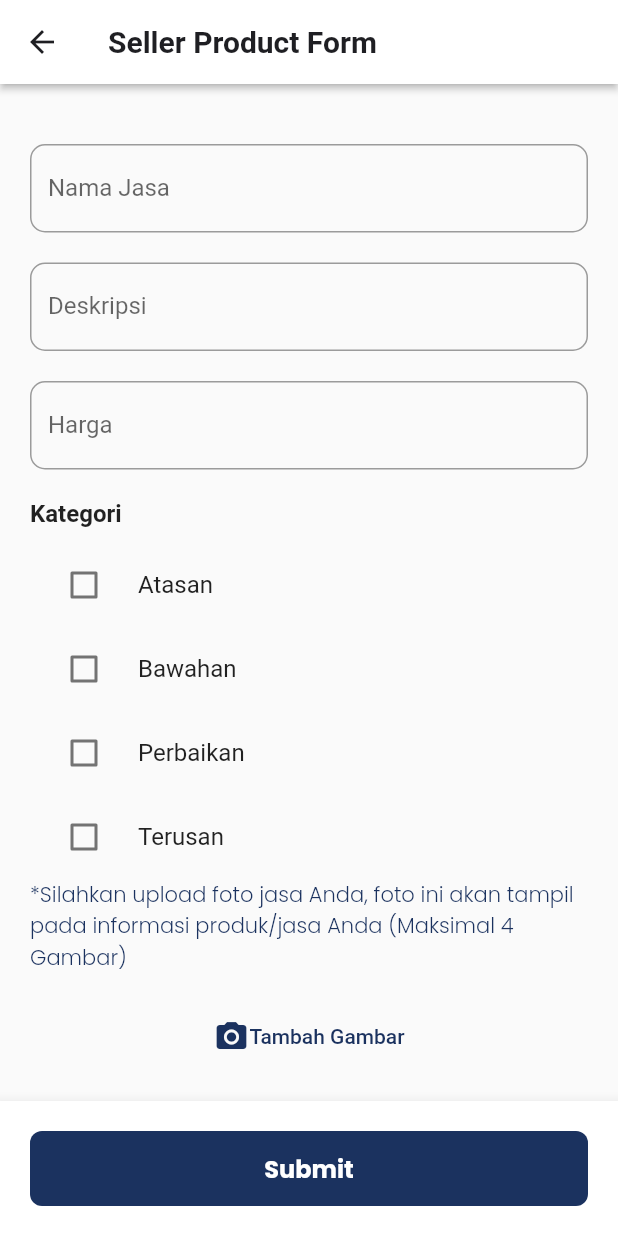
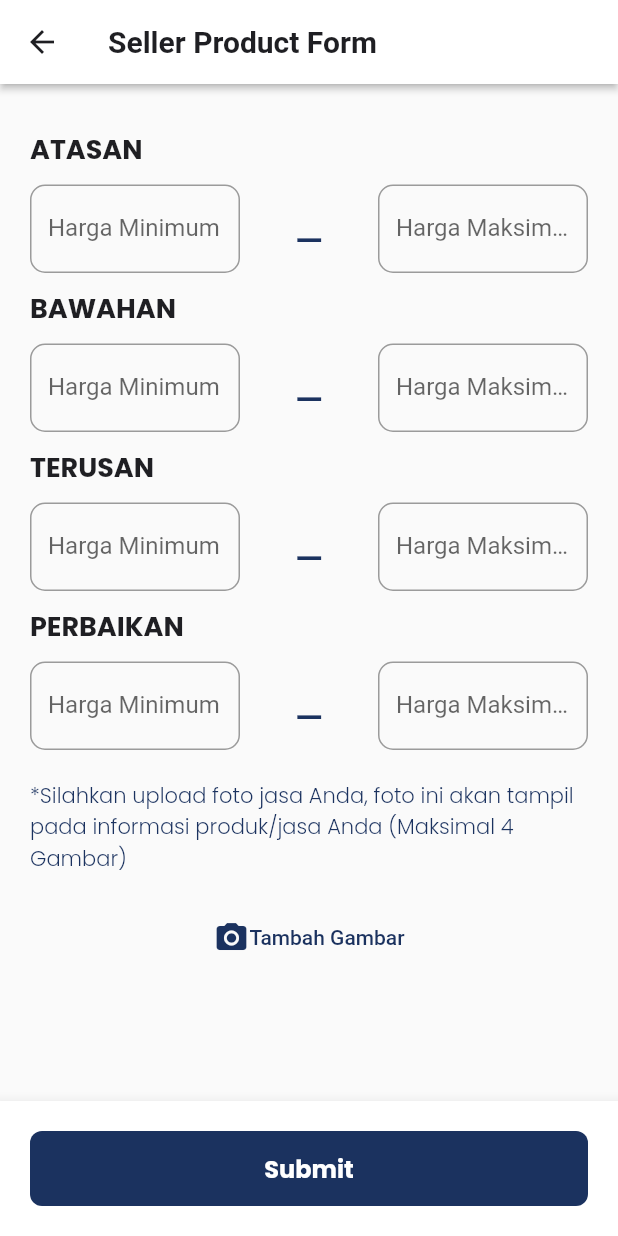
Before and after one commit to notsatria/jaheet, a Flutter app: the AddProductScreen screen opened by its route, on a phone screen of 412 x 824 dp. Run offline on Flutter 3.47's test engine with Material 2 defaults, Android fonts, the phone set to English and light mode, and no system bars; our stand-ins replace animated_bottom_navigation_bar, cloud_firestore, firebase_auth, firebase_core, firebase_storage, flutter_svg and 8 more; accounts and stored records are empty.

```diff
--- a/lib/screens/seller/products/add_product_screen.dart
+++ b/lib/screens/seller/products/add_product_screen.dart
@@ -1,5 +1,8 @@
 import 'dart:io';
 
+import 'package:cloud_firestore/cloud_firestore.dart';
+import 'package:firebase_auth/firebase_auth.dart';
+import 'package:firebase_storage/firebase_storage.dart';
 import 'package:flutter/material.dart';
 import 'package:image_picker/image_picker.dart';
 import 'package:jahitin/screens/seller/seller_main_screen.dart';
@@ -15,15 +18,91 @@ class AddProductScreen extends StatefulWidget {
 }
 
 class _AddProductScreenState extends State<AddProductScreen> {
+  FirebaseAuth auth = FirebaseAuth.instance;
   final ImagePicker picker = ImagePicker();
   List<XFile>? images = [];
-  List<String> selectedCategories = [];
-  static const List<String> categoryOptions = [
-    'Atasan',
-    'Bawahan',
-    'Perbaikan',
-    'Terusan',
-  ];
+
+  TextEditingController atasanMinPriceController = TextEditingController();
+  TextEditingController atasanMaxPriceController = TextEditingController();
+  TextEditingController bawahanMinPriceController = TextEditingController();
+  TextEditingController bawahanMaxPriceController = TextEditingController();
+  TextEditingController terusanMinPriceController = TextEditingController();
+  TextEditingController terusanMaxPriceController = TextEditingController();
+  TextEditingController perbaikanMinPriceController = TextEditingController();
+  TextEditingController perbaikanMaxPriceController = TextEditingController();
+
+  CollectionReference users = FirebaseFirestore.instance.collection('users');
+  CollectionReference seller = FirebaseFirestore.instance.collection('seller');
+
+  Future<String?> uploadImageToFirebase(File imageFile) async {
+    try {
+      final uid = auth.currentUser!.uid;
+      final sellerId =
+          await users.doc(uid).get().then((value) => value.get('sellerId'));
+
+      final fileName =
+          'seller_${sellerId}_gallery/${DateTime.now().millisecondsSinceEpoch}.png';
+
+      final storageRef = FirebaseStorage.instance.ref().child(fileName);
+      final uploadTask = storageRef.putFile(imageFile);
+
+      final TaskSnapshot snapshot = await uploadTask;
+
+      if (snapshot.state == TaskState.success) {
+        final downloadUrl = await snapshot.ref.getDownloadURL();
+        return downloadUrl;
+      }
+    } catch (e) {
+      print('Error uploading image to Firebase Storage: $e');
+    }
+    return null;
+  }
+
+  Future<void> uploadImagesAndAddToFirestore(
+      String title, String minPrice, String maxPrice) async {
+    final uid = auth.currentUser!.uid;
+    final sellerId =
+        await users.doc(uid).get().then((value) => value.get('sellerId'));
+
+    if (images!.isNotEmpty) {
+      // Upload images to Firebase Storage
+      List<String> imageUrls = [];
+      for (final imageFile in images!) {
+        final imageUrl = await uploadImageToFirebase(File(imageFile.path));
+        if (imageUrl != null) {
+          imageUrls.add(imageUrl);
+        }
+      }
+
+      // Clear existing jasa documents for the current seller and title
+      await FirebaseFirestore.instance
+          .collection('seller')
+          .doc('$sellerId')
+          .collection('jasa')
+          .where('title', isEqualTo: title)
+          .get()
+          .then((snapshot) {
+        for (var doc in snapshot.docs) {
+          doc.reference.delete();
+        }
+      });
+
+      // Create new jasa documents with the uploaded image URLs
+      for (final imageUrl in imageUrls) {
+        await FirebaseFirestore.instance
+            .collection('seller')
+            .doc('$sellerId')
+            .collection('jasa')
+            .add({
+          'title': title,
+          'minPrice': minPrice,
+          'maxPrice': maxPrice,
+          'imageUrl': imageUrl,
+        });
+      }
+    }
+  }
+
   @override
   Widget build(BuildContext context) {
     PreferredSizeWidget appBar() {
@@ -49,86 +128,58 @@ class _AddProductScreenState extends State<AddProductScreen> {
       );
     }
 
-    Widget namaJasaForm() {
-      return Container(
-        margin: const EdgeInsets.only(top: 20),
+    Widget hargaForm(String title, TextEditingController minPriceController,
+        TextEditingController maxPriceController) {
+      return Padding(
+        padding: const EdgeInsets.only(top: 10.0),
+        child: Column(
+          crossAxisAlignment: CrossAxisAlignment.start,
+          children: [
+            Text(
+              title.toUpperCase(),
+              style: primaryTextStyle.copyWith(
+                fontSize: 18,
+                fontWeight: bold,
+              ),
+            ),
+            Row(
+              mainAxisAlignment: MainAxisAlignment.spaceBetween,
+              children: [
+                Container(
+                  margin: const EdgeInsets.only(top: 10),
+                  width: 140,
                   child: TextFormField(
+                    controller: minPriceController,
+                    keyboardType: TextInputType.number,
                     decoration: InputDecoration(
-            labelText: 'Nama Jasa',
-            hintText: 'Masukkan nama jasa',
+                      labelText: 'Harga Minimum',
+                      hintText: 'Rp 100.000',
                       border: OutlineInputBorder(
                         borderRadius: BorderRadius.circular(10),
                       ),
                     ),
                   ),
-      );
-    }
-
-    Widget deskripsiForm() {
-      return Container(
-        margin: const EdgeInsets.only(top: 20),
+                ),
+                Text(
+                  '_',
+                  style: navyTextStyle.copyWith(fontSize: 30),
+                ),
+                Container(
+                  margin: const EdgeInsets.only(top: 10),
+                  width: 140,
                   child: TextFormField(
+                    controller: maxPriceController,
+                    keyboardType: TextInputType.number,
                     decoration: InputDecoration(
-            labelText: 'Deskripsi',
-            hintText: 'Masukkan deskripsi jasa',
+                      labelText: 'Harga Maksimum',
+                      hintText: 'Rp 500.000',
                       border: OutlineInputBorder(
                         borderRadius: BorderRadius.circular(10),
                       ),
                     ),
                   ),
-      );
-    }
-
-    Widget hargaForm() {
-      return Container(
-        margin: const EdgeInsets.only(top: 20),
-        child: TextFormField(
-          decoration: InputDecoration(
-            labelText: 'Harga',
-            hintText: 'Contoh: Rp 100.000 - Rp 200.000',
-            border: OutlineInputBorder(
-              borderRadius: BorderRadius.circular(10),
                 ),
-          ),
-        ),
-      );
-    }
-
-    //kategori form menggunakan checkbox
-    Widget kategoriForm() {
-      return Container(
-        margin: const EdgeInsets.only(top: 20),
-        child: Column(
-          crossAxisAlignment: CrossAxisAlignment.start,
-          children: [
-            const Text(
-              'Kategori',
-              style: TextStyle(
-                fontWeight: FontWeight.bold,
-                fontSize: 16,
-              ),
-            ),
-            const SizedBox(height: 10),
-            Wrap(
-              direction: Axis.horizontal,
-              spacing: 2,
-              children: List.generate(categoryOptions.length, (index) {
-                String category = categoryOptions[index];
-                return CheckboxListTile(
-                  title: Text(category),
-                  value: selectedCategories.contains(category),
-                  onChanged: (bool? value) {
-                    setState(() {
-                      if (value == true) {
-                        selectedCategories.add(category);
-                      } else {
-                        selectedCategories.remove(category);
-                      }
-                    });
-                  },
-                  controlAffinity: ListTileControlAffinity.leading,
-                );
-              }),
+              ],
             ),
           ],
         ),
@@ -204,11 +255,14 @@ class _AddProductScreenState extends State<AddProductScreen> {
     }
 
     Widget galeriText() {
-      return Text(
+      return Padding(
+        padding: const EdgeInsets.only(top: 20.0),
+        child: Text(
           '*Silahkan upload foto jasa Anda, foto ini akan tampil pada informasi produk/jasa Anda (Maksimal 4 Gambar)',
           style: navyTextStyle.copyWith(
             fontSize: 14,
             fontWeight: light,
+          ),
         ),
       );
     }
@@ -221,19 +275,29 @@ class _AddProductScreenState extends State<AddProductScreen> {
         child: TextButton(
           onPressed: () async {
             try {
-              // await addSeller();
-              // await updateUser();
-
-              // namaTokoController.clear();
-              // kelurahanTokoController.clear();
-              // kecamatanTokoController.clear();
-              // kotaTokoController.clear();
-              // provinsiTokoController.clear();
-              // alamatTokoController.clear();
-              // deskripsiTokoController.clear();
+              uploadImagesAndAddToFirestore(
+                'ATASAN',
+                atasanMinPriceController.text,
+                atasanMaxPriceController.text,
+              );
+              uploadImagesAndAddToFirestore(
+                'BAWAHAN',
+                bawahanMinPriceController.text,
+                bawahanMaxPriceController.text,
+              );
+              uploadImagesAndAddToFirestore(
+                'TERUSAN',
+                terusanMinPriceController.text,
+                terusanMaxPriceController.text,
+              );
+              uploadImagesAndAddToFirestore(
+                'PERBAIKAN',
+                perbaikanMinPriceController.text,
+                perbaikanMaxPriceController.text,
+              );
 
               // setState(() {
-              //   image = null;
+              //   images = null;
               // });
 
               // Tampilkan circullar progress indicator
@@ -244,7 +308,7 @@ class _AddProductScreenState extends State<AddProductScreen> {
                 context: context,
                 builder: (context) {
                   return AlertDialog(
-                    title: const Text('Pendaftaran Gagal'),
+                    title: const Text('Update Data Gagal'),
                     content: const Text('Silahkan coba lagi'),
                     actions: [
                       TextButton(
@@ -263,9 +327,8 @@ class _AddProductScreenState extends State<AddProductScreen> {
                 context: context,
                 builder: (context) {
                   return AlertDialog(
-                    title: const Text('Pendaftaran Berhasil'),
-                    content:
-                        const Text('Silahkan tunggu konfirmasi dari admin'),
+                    title: const Text('Produk Berhasil Diperbarui'),
+                    content: const Text('Silahkan cek kembali produk Anda'),
                     actions: [
                       TextButton(
                         onPressed: () {
@@ -311,10 +374,14 @@ class _AddProductScreenState extends State<AddProductScreen> {
           ),
           child: ListView(
             children: [
-              namaJasaForm(),
-              deskripsiForm(),
-              hargaForm(),
-              kategoriForm(),
+              hargaForm(
+                  'ATASAN', atasanMinPriceController, atasanMaxPriceController),
+              hargaForm('BAWAHAN', bawahanMinPriceController,
+                  bawahanMaxPriceController),
+              hargaForm('TERUSAN', terusanMinPriceController,
+                  terusanMaxPriceController),
+              hargaForm('PERBAIKAN', perbaikanMinPriceController,
+                  perbaikanMaxPriceController),
               galeriText(),
               const SizedBox(height: 10),
               imagePicker(),
```
Lines whose indentation alone changed are shown as unchanged.
